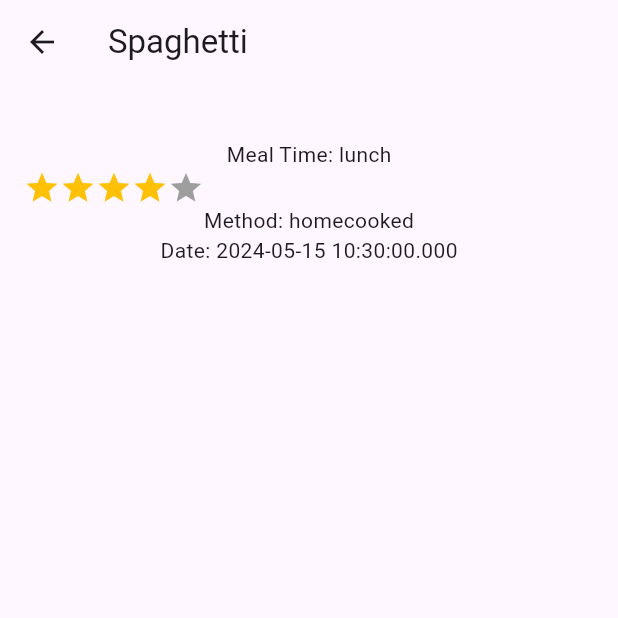
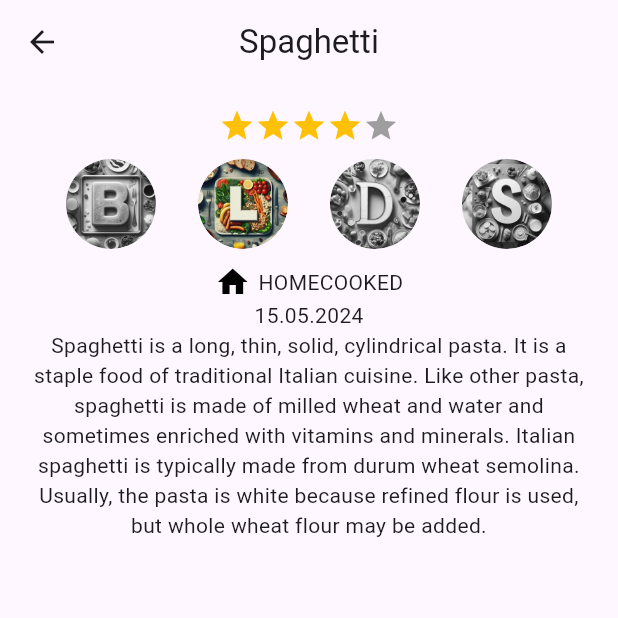
Before and after one commit to ampi18/my_meals_app, a Flutter app: the screen it shows after launch, after a tap on "Spaghetti", on a phone screen of 412 x 824 dp, the top half of it. Run offline on Flutter 3.47's test engine with Material 3 defaults, Android fonts, the phone set to English and light mode, and no system bars.

Commit message:
added details screen

```diff
--- a/lib/components/meal_list_tile.dart
+++ b/lib/components/meal_list_tile.dart
@@ -42,7 +42,7 @@ class MealListTile extends StatelessWidget {
                       mainAxisAlignment: MainAxisAlignment.center,
                       children: [
                         Text(meal.name),
-                        Text(meal.method.name),
+                        Text(meal.origin.name),
                       ],
                     ),
                   ),
--- /dev/null
+++ b/lib/components/mealtimes_row.dart
@@ -0,0 +1,35 @@
+import 'package:flutter/material.dart';
+import 'package:my_meals_app/models/meal_time.dart';
+
+class MealTimesRow extends StatelessWidget {
+  final MealTime mealTime;
+  const MealTimesRow({Key? key, required this.mealTime}) : super(key: key);
+
+  @override
+  Widget build(BuildContext context) {
+    return Row(
+      mainAxisAlignment: MainAxisAlignment.spaceEvenly,
+      children: [
+        _buildCircleAvatar('assets/images/breakfast.jpeg', MealTime.breakfast),
+        _buildCircleAvatar('assets/images/lunch.jpeg', MealTime.lunch),
+        _buildCircleAvatar('assets/images/dinner.jpeg', MealTime.dinner),
+        _buildCircleAvatar('assets/images/snack.jpeg', MealTime.snack),
+      ],
+    );
+  }
+
+  Widget _buildCircleAvatar(String imagePath, MealTime correspondingMealTime) {
+    final bool isCurrentMealTime = mealTime == correspondingMealTime;
+    return ClipOval(
+      child: ColorFiltered(
+        colorFilter: isCurrentMealTime
+            ? const ColorFilter.mode(Colors.transparent, BlendMode.color)
+            : const ColorFilter.mode(Colors.grey, BlendMode.saturation),
+        child: CircleAvatar(
+          radius: 30,
+          backgroundImage: AssetImage(imagePath),
+        ),
+      ),
+    );
+  }
+}
--- /dev/null
+++ b/lib/components/origin_tag.dart
@@ -0,0 +1,24 @@
+import 'package:flutter/material.dart';
+import 'package:my_meals_app/models/origin.dart';
+
+class OriginTag extends StatelessWidget {
+  final Origin origin;
+  const OriginTag({super.key, required this.origin});
+
+  @override
+  Widget build(BuildContext context) {
+    return Row(
+      mainAxisAlignment: MainAxisAlignment.center,
+      children: [
+        if (origin == Origin.homecooked)
+          const Icon(Icons.home, color: Colors.black), //Icons.skillet
+        if (origin == Origin.delivery)
+          const Icon(Icons.delivery_dining, color: Colors.black),
+        if (origin == Origin.restaurant)
+          const Icon(Icons.restaurant, color: Colors.black),
+        const SizedBox(width: 5),
+        Text(origin.name.toUpperCase()),
+      ],
+    );
+  }
+}
--- a/lib/components/rating.dart
+++ b/lib/components/rating.dart
@@ -7,6 +7,7 @@ class Rating extends StatelessWidget {
   @override
   Widget build(BuildContext context) {
     return Row(
+      mainAxisAlignment: MainAxisAlignment.center,
       children: [
         for (var i = 0; i < rating; i++)
           const Icon(Icons.star, color: Colors.amber),
--- a/lib/main.dart
+++ b/lib/main.dart
@@ -7,129 +7,130 @@ import 'package:my_meals_app/screens/meal_details.dart';
 
 List<Meal> mymeals = [
   Meal(
+      name: 'Spaghetti',
+      mealTime: MealTime.lunch,
+      rating: 4,
+      origin: Origin.homecooked,
+      date: DateTime.now(),
+      description:
+          'Spaghetti is a long, thin, solid, cylindrical pasta. It is a staple food of traditional Italian cuisine. Like other pasta, spaghetti is made of milled wheat and water and sometimes enriched with vitamins and minerals. Italian spaghetti is typically made from durum wheat semolina. Usually, the pasta is white because refined flour is used, but whole wheat flour may be added.'),
+  Meal(
+    name: 'Fried Rice',
+    mealTime: MealTime.dinner,
+    rating: 5,
+    origin: Origin.delivery,
+    date: DateTime.now(),
+  ),
+  Meal(
+    name: 'Pancake',
+    mealTime: MealTime.breakfast,
+    rating: 3,
+    origin: Origin.restaurant,
+    date: DateTime.now(),
+  ),
+  Meal(
     name: 'Spaghetti',
     mealTime: MealTime.lunch,
     rating: 4,
-    method: Origin.homecooked,
+    origin: Origin.homecooked,
     date: DateTime.now(),
   ),
   Meal(
     name: 'Fried Rice',
     mealTime: MealTime.dinner,
     rating: 5,
-    method: Origin.delivery,
+    origin: Origin.delivery,
     date: DateTime.now(),
   ),
   Meal(
     name: 'Pancake',
     mealTime: MealTime.breakfast,
     rating: 3,
-    method: Origin.restaurant,
+    origin: Origin.restaurant,
     date: DateTime.now(),
   ),
   Meal(
     name: 'Spaghetti',
     mealTime: MealTime.lunch,
     rating: 4,
-    method: Origin.homecooked,
+    origin: Origin.homecooked,
     date: DateTime.now(),
   ),
   Meal(
     name: 'Fried Rice',
     mealTime: MealTime.dinner,
     rating: 5,
-    method: Origin.delivery,
+    origin: Origin.delivery,
     date: DateTime.now(),
   ),
   Meal(
     name: 'Pancake',
     mealTime: MealTime.breakfast,
     rating: 3,
-    method: Origin.restaurant,
+    origin: Origin.restaurant,
     date: DateTime.now(),
   ),
   Meal(
     name: 'Spaghetti',
     mealTime: MealTime.lunch,
     rating: 4,
-    method: Origin.homecooked,
+    origin: Origin.homecooked,
     date: DateTime.now(),
   ),
   Meal(
     name: 'Fried Rice',
     mealTime: MealTime.dinner,
     rating: 5,
-    method: Origin.delivery,
+    origin: Origin.delivery,
     date: DateTime.now(),
   ),
   Meal(
     name: 'Pancake',
     mealTime: MealTime.breakfast,
     rating: 3,
-    method: Origin.restaurant,
+    origin: Origin.restaurant,
     date: DateTime.now(),
   ),
   Meal(
     name: 'Spaghetti',
     mealTime: MealTime.lunch,
     rating: 4,
-    method: Origin.homecooked,
+    origin: Origin.homecooked,
     date: DateTime.now(),
   ),
   Meal(
     name: 'Fried Rice',
     mealTime: MealTime.dinner,
     rating: 5,
-    method: Origin.delivery,
+    origin: Origin.delivery,
     date: DateTime.now(),
   ),
   Meal(
     name: 'Pancake',
     mealTime: MealTime.breakfast,
     rating: 3,
-    method: Origin.restaurant,
+    origin: Origin.restaurant,
     date: DateTime.now(),
   ),
   Meal(
     name: 'Spaghetti',
     mealTime: MealTime.lunch,
     rating: 4,
-    method: Origin.homecooked,
+    origin: Origin.homecooked,
     date: DateTime.now(),
   ),
   Meal(
     name: 'Fried Rice',
     mealTime: MealTime.dinner,
     rating: 5,
-    method: Origin.delivery,
+    origin: Origin.delivery,
     date: DateTime.now(),
   ),
   Meal(
     name: 'Pancake',
     mealTime: MealTime.breakfast,
     rating: 3,
-    method: Origin.restaurant,
-    date: DateTime.now(),
-  ),
-  Meal(
-    name: 'Spaghetti',
-    mealTime: MealTime.lunch,
-    rating: 4,
-    method: Origin.homecooked,
-    date: DateTime.now(),
-  ),
-  Meal(
-    name: 'Fried Rice',
-    mealTime: MealTime.dinner,
-    rating: 5,
-    method: Origin.delivery,
-    date: DateTime.now(),
-  ),
-  Meal(
-    name: 'Pancake',
-    mealTime: MealTime.breakfast,
-    rating: 3,
-    method: Origin.restaurant,
+    origin: Origin.restaurant,
     date: DateTime.now(),
   ),
 ];
@@ -149,6 +150,10 @@ class MainApp extends StatelessWidget {
   Widget build(BuildContext context) {
     return MaterialApp(
       home: Scaffold(
+        appBar: AppBar(
+          title: const Text('My Meals'),
+          centerTitle: true,
+        ),
         body: ListView.builder(
           itemCount: meals.length,
           itemBuilder: (context, index) {
--- a/lib/models/meal.dart
+++ b/lib/models/meal.dart
@@ -6,7 +6,7 @@ class Meal {
   String? description;
   MealTime mealTime;
   int rating;
-  Origin method;
+  Origin origin;
   DateTime date;
 
   Meal({
@@ -14,7 +14,7 @@ class Meal {
     this.description,
     required this.mealTime,
     required this.rating,
-    required this.method,
+    required this.origin,
     required this.date,
   });
 }
--- a/lib/screens/meal_details.dart
+++ b/lib/screens/meal_details.dart
@@ -1,6 +1,9 @@
 import 'package:flutter/material.dart';
+import 'package:my_meals_app/components/mealtimes_row.dart';
+import 'package:my_meals_app/components/origin_tag.dart';
 import 'package:my_meals_app/models/meal.dart';
 import 'package:my_meals_app/components/rating.dart';
+import 'package:intl/intl.dart';
 
 class MealDetails extends StatelessWidget {
   final Meal meal;
@@ -11,16 +14,22 @@ class MealDetails extends StatelessWidget {
     return Scaffold(
       appBar: AppBar(
         title: Text(meal.name),
+        centerTitle: true,
       ),
       body: Container(
         padding: const EdgeInsets.all(16),
         child: Column(
           children: [
-            Text(meal.description ?? ''),
-            Text('Meal Time: ${meal.mealTime.name}'),
             Rating(rating: meal.rating),
-            Text('Method: ${meal.method.name}'),
-            Text('Date: ${meal.date}'),
+            const SizedBox(height: 10),
+            MealTimesRow(mealTime: meal.mealTime),
+            const SizedBox(height: 10),
+            OriginTag(origin: meal.origin),
+            Text(DateFormat('dd.MM.yyyy').format(meal.date)),
+            Text(
+              meal.description ?? '',
+              textAlign: TextAlign.center,
+            ),
           ],
         ),
       ),
--- a/pubspec.yaml
+++ b/pubspec.yaml
@@ -9,13 +9,13 @@ environment:
 dependencies:
   flutter:
     sdk: flutter
+  intl: ^0.19.0
 
 dev_dependencies:
   flutter_test:
     sdk: flutter
   flutter_lints: ^3.0.0
   flutter_launcher_icons: ^0.13.1
-  intl: ^0.19.0
 
 flutter:
   uses-material-design: true
```
Also changed, not shown: pubspec.lock.
